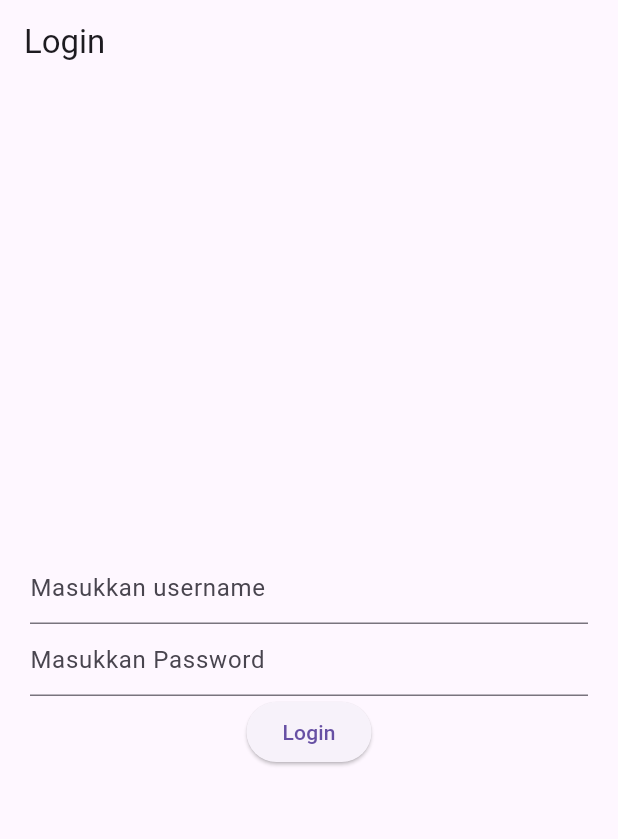
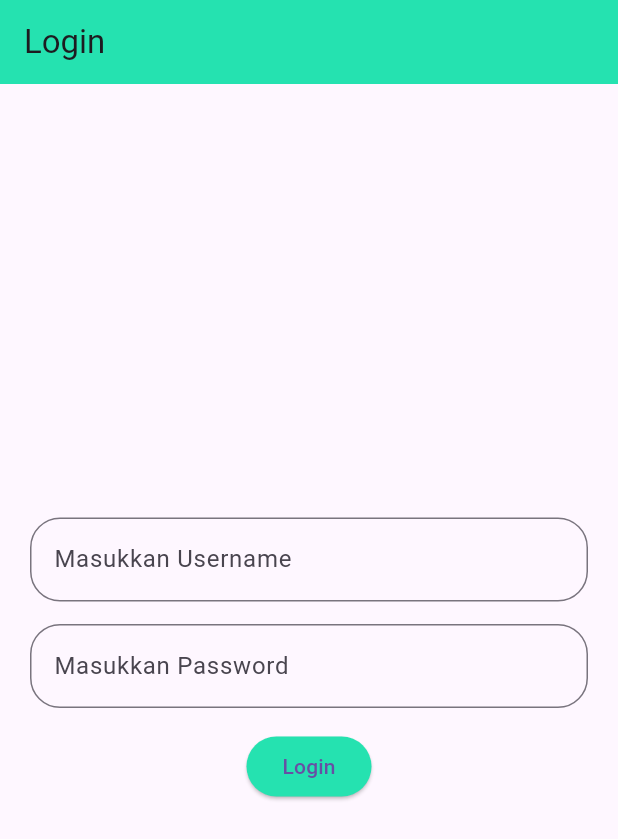
Before and after one commit to Erhaes/LabMobile3_Rassya_Hafizh_Suharjo_ShiftA, a Flutter app: the screen it shows after launch, on a phone screen of 412 x 824 dp. Shown: the top 839 px of the screen. Run offline on Flutter 3.47's test engine with Material 3 defaults, Android fonts, the phone set to English and light mode, and no system bars; our stand-ins replace shared_preferences.

Commit message:
menambah warna

```diff
--- a/lib/about_page.dart
+++ b/lib/about_page.dart
@@ -9,6 +9,7 @@ class AboutPage extends StatelessWidget {
     return Scaffold(
       appBar: AppBar(
         title: const Text('About Page'),
+        backgroundColor: Color.fromARGB(255, 37, 226, 176),
       ),
       body: const Center(
         child: Text('Ini adalah halaman about'),
--- a/lib/home_page.dart
+++ b/lib/home_page.dart
@@ -25,9 +25,10 @@ class _HomePageState extends State<HomePage> {
     return Scaffold(
       appBar: AppBar(
         title: const Text('Home Page'),
+        backgroundColor: Color.fromARGB(255, 37, 226, 176),
       ),
       body: Center(
-        child: Text('Ini adalah halaman user $namauser'),
+        child: Text('Selamat datang $namauser'),
       ),
       drawer: const SideMenu(),
     );
--- a/lib/login_page.dart
+++ b/lib/login_page.dart
@@ -28,7 +28,15 @@ class _LoginPageState extends State<LoginPage> {
       controller: namacontroller,
       obscureText: isPassword,
       decoration: InputDecoration(
-        hintText: placeholder
+        hintText: placeholder,
+        border: OutlineInputBorder(
+          borderSide: BorderSide(
+            color: Color.fromARGB(255, 37, 226, 176),
+            width: 2.0,
+          ),
+          borderRadius: BorderRadius.circular(20),
+        ),
+        // fillColor: Color.fromARGB(255, 37, 226, 176),
       ),
     );
   }
@@ -38,6 +46,7 @@ class _LoginPageState extends State<LoginPage> {
      builder: (context){
       return AlertDialog(
         title: Text(pesan),
+        backgroundColor: Color.fromARGB(255, 37, 226, 176),
         actions: [
           TextButton(
             child: const Text('Ok'),
@@ -60,22 +69,32 @@ class _LoginPageState extends State<LoginPage> {
 
       appBar: AppBar(
         title: const Text('Login'),
+        backgroundColor: const Color.fromARGB(255, 37, 226, 176),
       ),
       body: Container(
         padding: const EdgeInsets.all(20),
+        decoration: BoxDecoration(
+          // color: const Color.fromARGB(255, 148, 232, 131),
+          // color: const Color.fromARGB(255, 9, 231, 224),
+        ),
         child: Column(
           mainAxisAlignment: MainAxisAlignment.center,
           children: [
-            _showInput(_usernameController, 'Masukkan username', false),
+            _showInput(_usernameController, 'Masukkan Username', false),
+            const SizedBox(height: 15,),
             _showInput(_passwordController, 'Masukkan Password', true),
+            const SizedBox(height: 15,),
             ElevatedButton(
+              style: ElevatedButton.styleFrom(
+                backgroundColor: const Color.fromARGB(255, 37, 226, 176),
+              ),
               child: const Text('Login'),
               onPressed: () {
                 if (_usernameController.text == 'admin' && _passwordController.text == 'admin') {
                   //save username
                   _saveUsername();
                   //show Alert
-                  _showDialog('Anda Berhasil loguin', const HomePage());
+                  _showDialog('Anda berhasil login', const HomePage());
                 }else{
                   //show alert
                   _showDialog('Usename dan password salah', const LoginPage());
--- a/lib/sidemenu.dart
+++ b/lib/sidemenu.dart
@@ -8,10 +8,14 @@ class SideMenu extends StatelessWidget {
   @override
   Widget build(BuildContext context){
     return Drawer(
+      backgroundColor: Color.fromARGB(255, 37, 226, 176),
       child: ListView(
         children: [
           const DrawerHeader(
-            child: Text('Sidemenu')
+            child: Icon(
+              Icons.person,
+              size: 100,
+            ),
             ),
             ListTile(
               leading: const Icon(Icons.home),
```
Also changed, not shown: lib/main.dart (+4 -89 lines).
